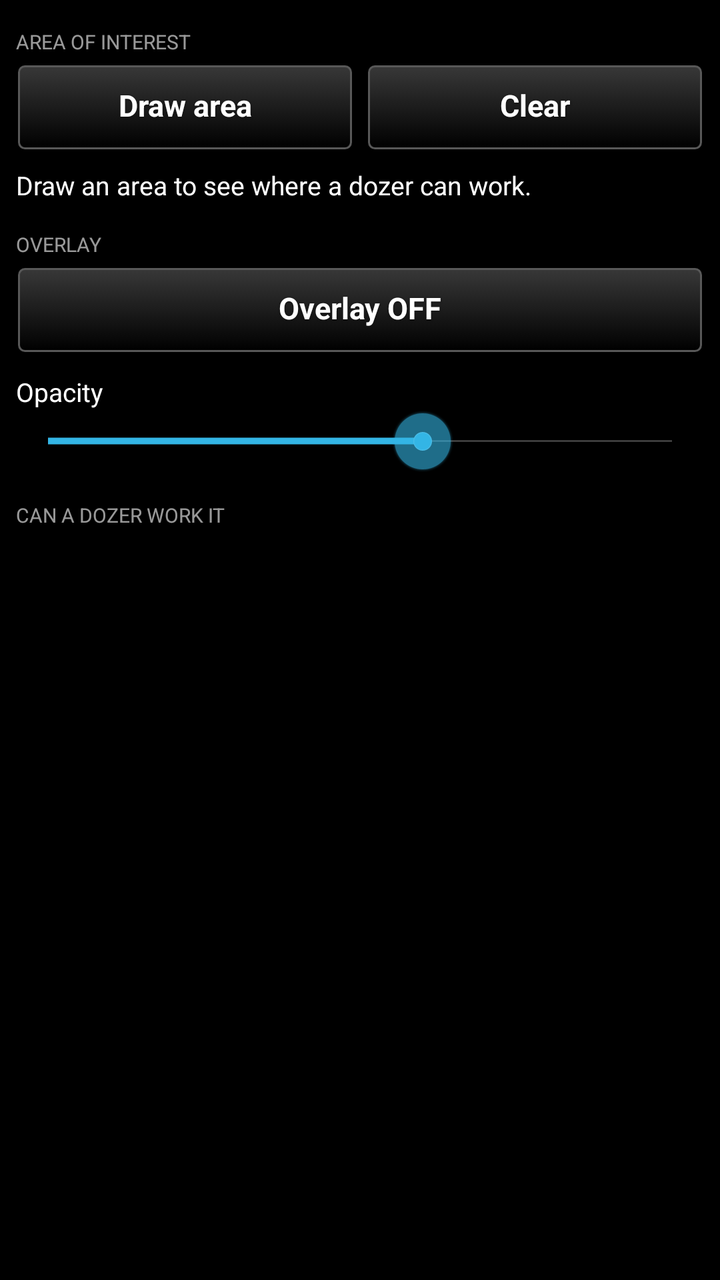
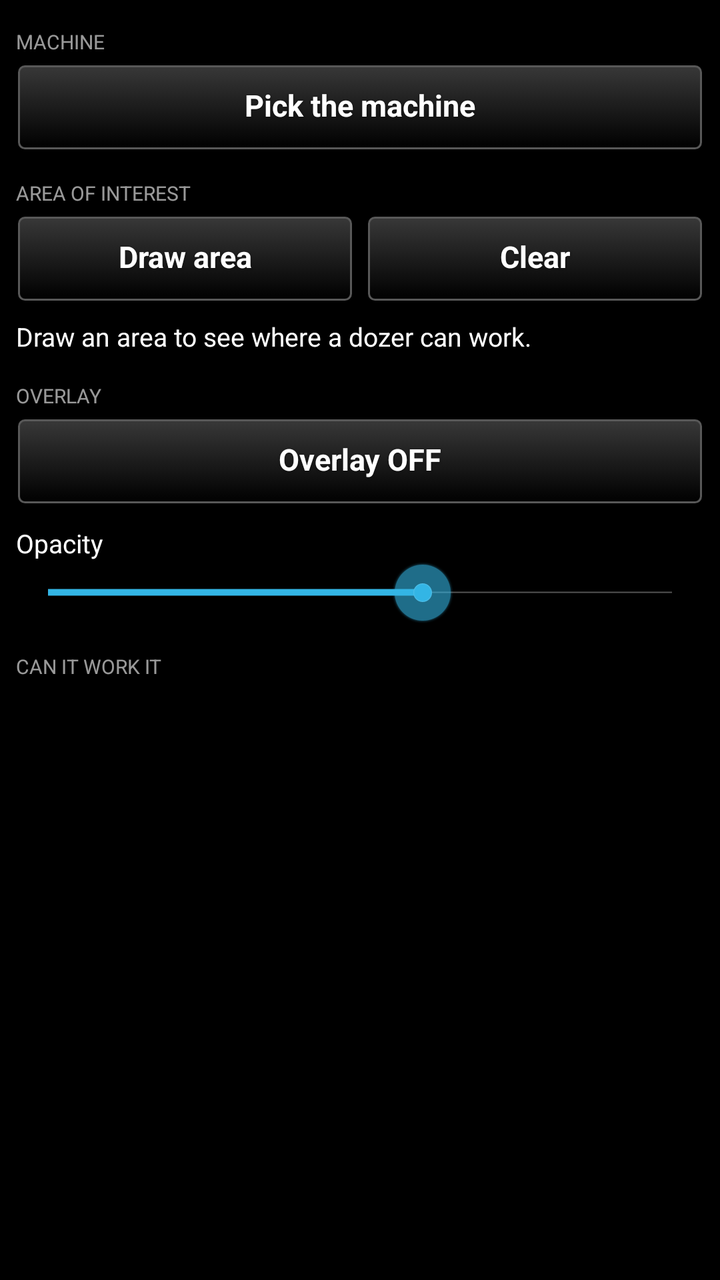

Screens rendered from an Android XML layout before and after an edit, with the pre-edit source and the edit as a unified diff.
<!-- AndroidManifest.xml: application theme AppTheme -->
<!-- res/layout/main_layout.xml -->
<?xml version="1.0" encoding="utf-8"?>
<ScrollView xmlns:android="http://schemas.android.com/apk/res/android"
    android:layout_width="match_parent"
    android:layout_height="match_parent"
    android:paddingLeft="8dp"
    android:paddingRight="8dp">

    <LinearLayout
        android:layout_width="match_parent"
        android:layout_height="wrap_content"
        android:orientation="vertical"
        android:paddingBottom="12dp">

        
        <TextView
            style="@style/TakwerxSectionHeading"
            android:layout_width="match_parent"
            android:layout_height="wrap_content"
            android:text="@string/section_area" />

        <LinearLayout
            android:layout_width="match_parent"
            android:layout_height="wrap_content"
            android:orientation="horizontal">

            <Button
                android:id="@+id/draw_area"
                style="@style/TakwerxButton"
                android:layout_width="0dp"
                android:layout_height="wrap_content"
                android:layout_weight="1"
                android:text="@string/draw_area" />

            <Button
                android:id="@+id/clear_area"
                style="@style/TakwerxButton"
                android:layout_width="0dp"
                android:layout_height="wrap_content"
                android:layout_marginLeft="6dp"
                android:layout_weight="1"
                android:text="@string/clear" />
        </LinearLayout>

        
        <TextView
            android:id="@+id/status"
            android:layout_width="match_parent"
            android:layout_height="wrap_content"
            android:layout_marginTop="8dp"
            android:textColor="@color/white"
            android:textSize="13sp"
            android:text="@string/status_idle" />

        
        <TextView
            style="@style/TakwerxSectionHeading"
            android:layout_width="match_parent"
            android:layout_height="wrap_content"
            android:text="@string/section_overlay" />

        <Button
            android:id="@+id/toggle_overlay"
            style="@style/TakwerxButton"
            android:layout_width="match_parent"
            android:layout_height="wrap_content"
            android:text="@string/overlay_off" />

        <TextView
            android:id="@+id/opacity_label"
            android:layout_width="match_parent"
            android:layout_height="wrap_content"
            android:layout_marginTop="10dp"
            android:textColor="@color/white"
            android:textSize="13sp"
            android:text="@string/opacity" />

        <SeekBar
            android:id="@+id/opacity"
            android:layout_width="match_parent"
            android:layout_height="wrap_content"
            android:max="100"
            android:progress="60" />

        
        <TextView
            style="@style/TakwerxSectionHeading"
            android:layout_width="match_parent"
            android:layout_height="wrap_content"
            android:text="@string/section_classes" />

        
        <LinearLayout
            android:id="@+id/band_list"
            android:layout_width="match_parent"
            android:layout_height="wrap_content"
            android:orientation="vertical" />

        
        <TextView
            android:id="@+id/standard_caveat"
            android:layout_width="match_parent"
            android:layout_height="wrap_content"
            android:layout_marginTop="10dp"
            android:textColor="#FFD37A"
            android:textSize="12sp"
            android:visibility="gone" />

        <TextView
            android:id="@+id/standard_source"
            android:layout_width="match_parent"
            android:layout_height="wrap_content"
            android:layout_marginTop="8dp"
            android:alpha="0.6"
            android:textColor="@color/white"
            android:textSize="11sp" />

    </LinearLayout>
</ScrollView>
<!-- resources referenced by this layout -->
<resources>
  <color name="white">#ffffff</color>
  <string name="clear">Clear</string>
  <string name="draw_area">Draw area</string>
  <string name="opacity">Opacity</string>
  <string name="overlay_off">Overlay OFF</string>
  <string name="section_area">Area of interest</string>
  <string name="section_classes">Can a dozer work it</string>
  <string name="section_overlay">Overlay</string>
  <string name="status_idle">Draw an area to see where a dozer can work.</string>
  <style name="TakwerxButton" parent="@style/darkButton">
          <item name="android:paddingLeft">12dp</item>
          <item name="android:paddingRight">12dp</item>
          <item name="android:paddingTop">6dp</item>
          <item name="android:paddingBottom">8dp</item>
          <item name="android:minHeight">44dp</item>
          <item name="android:minWidth">0dp</item>
          <item name="android:textSize">15sp</item>
          <item name="android:singleLine">true</item>
          <item name="android:ellipsize">end</item>
      </style>
  <style name="TakwerxSectionHeading">
          <item name="android:textSize">10sp</item>
          <item name="android:textAllCaps">true</item>
          <item name="android:textColor">@color/white</item>
          <item name="android:alpha">0.6</item>
          <item name="android:layout_marginTop">14dp</item>
          <item name="android:layout_marginBottom">4dp</item>
      </style>
  <style name="AppTheme" parent="@android:style/Theme.Holo">
          <item name="android:buttonStyle">@android:style/Widget.Button</item>
          <item name="android:imageButtonStyle">@android:style/Widget.Button</item>
          <item name="android:buttonStyleToggle">@android:style/Widget.Button</item>
          <item name="android:spinnerStyle">@style/ATAKSpinner</item>
          <item name="android:spinnerItemStyle">@style/ATAKSpinnerItem</item>
          <item name="android:editTextStyle">@style/ATAKEditText</item>
      </style>
  <style name="darkButton" parent="@android:style/Widget.Button">
          <item name="android:background">@drawable/btn_gray</item>
          <item name="android:shadowColor">@color/darker_gray</item>
          <item name="android:shadowDy">1</item>
          <item name="android:shadowRadius">2</item>
          <item name="android:textColor">@color/white</item>
          <item name="android:textStyle">bold</item>
          <item name="android:paddingTop">0dp</item>
          <item name="android:paddingBottom">3dp</item>
          <item name="android:textSize">@dimen/fontSize</item>
      </style>
  <style name="ATAKSpinner" parent="@android:style/Widget.Spinner">
          <item name="android:spinnerMode">dialog</item>
      </style>
  <style name="ATAKSpinnerItem">
          <item name="android:textColor">@android:color/white</item>
          <item name="android:dropDownVerticalOffset">0dip</item>
          <item name="android:dropDownHorizontalOffset">0dip</item>
          <item name="android:dropDownWidth">wrap_content</item>
          <item name="android:gravity">left|center_vertical</item>
      </style>
  <style name="ATAKEditText" parent="@android:style/Widget.EditText">
          
          
  
          
          <item name="android:imeOptions">flagNoFullscreen</item>
      </style>
  <color name="darker_gray">#121212</color>
  <dimen name="fontSize">14sp</dimen>
  <!-- drawable new_dark_button_disabled (drawable) -->
  <?xml version="1.0" encoding="utf-8"?>
  <layer-list xmlns:android="http://schemas.android.com/apk/res/android">
      <item android:bottom="1dp" android:right="1dp" android:left="1dp" android:top="1dp">
          <shape android:shape="rectangle">
              <corners android:radius="3dp" />
              <stroke
                  android:width="1dp"
                  android:color="#484848" />
              <solid android:color="#484848" />
          </shape>
      </item>
  </layer-list>
  <!-- unchanged entries left out for length: 3 -->
</resources>

<!-- the commit's change to res/layout/main_layout.xml (unified diff, before → after) -->
@@ -10,6 +10,20 @@
         android:layout_height="wrap_content"
         android:orientation="vertical"
         android:paddingBottom="12dp">
+
+        
+        <TextView
+            style="@style/TakwerxSectionHeading"
+            android:layout_width="match_parent"
+            android:layout_height="wrap_content"
+            android:text="@string/section_machine" />
+
+        <Button
+            android:id="@+id/pick_machine"
+            style="@style/TakwerxButton"
+            android:layout_width="match_parent"
+            android:layout_height="wrap_content"
+            android:text="@string/pick_machine" />
 
         
         <TextView
@@ -86,6 +100,7 @@
             style="@style/TakwerxSectionHeading"
             android:layout_width="match_parent"
             android:layout_height="wrap_content"
+            android:id="@+id/section_classes"
             android:text="@string/section_classes" />
 
         
<!-- resource entries referenced after the edit -->
@@ -5,8 +5,10 @@
   <string name="draw_area">Draw area</string>
   <string name="opacity">Opacity</string>
   <string name="overlay_off">Overlay OFF</string>
+  <string name="pick_machine">Pick the machine</string>
   <string name="section_area">Area of interest</string>
-  <string name="section_classes">Can a dozer work it</string>
+  <string name="section_classes">Can it work it</string>
+  <string name="section_machine">MACHINE</string>
   <string name="section_overlay">Overlay</string>
   <string name="status_idle">Draw an area to see where a dozer can work.</string>
   <style name="TakwerxButton" parent="@style/darkButton">
